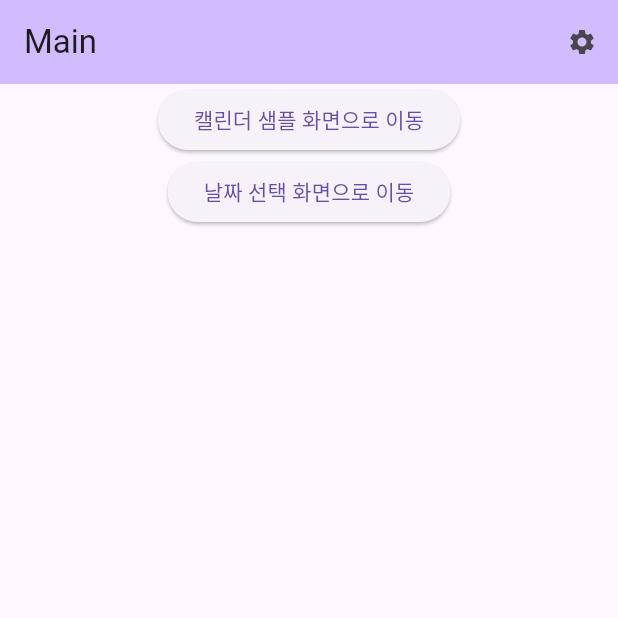
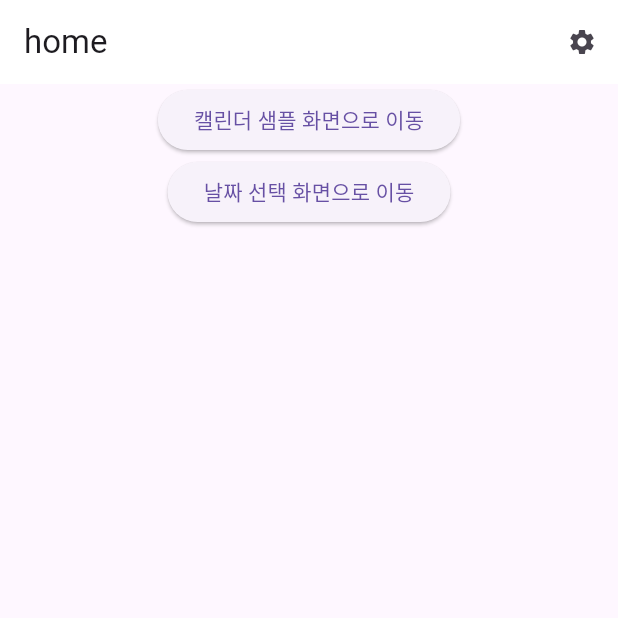
Before and after one commit to hatssue/client, a Flutter app: the screen it shows after launch, after a tap on the "settings" icon, on a phone screen of 412 x 824 dp, the top half of it. Run offline on Flutter 3.47's test engine with Material 3 defaults, Android fonts, the phone set to English and light mode, and no system bars; our stand-ins replace flutter_riverpod, go_router, riverpod_annotation, table_calendar.

Commit message:
feat: 테마 변경 테스트 완료

```diff
--- a/analysis_options.yaml
+++ b/analysis_options.yaml
@@ -26,3 +26,6 @@ linter:
 
 # Additional information about this file can be found at
 # https://dart.dev/guides/language/analysis-options
+analyzer:
+  plugins:
+    - custom_lint
--- a/lib/main.dart
+++ b/lib/main.dart
@@ -1,67 +1,23 @@
 import 'package:flutter/material.dart';
-import 'package:go_router/go_router.dart';
-import 'managers/router_manager.dart';
+import 'package:flutter_riverpod/flutter_riverpod.dart';
+import 'utils/custom_router.dart';
 
 void main() {
-  runApp(const MyApp());
+  runApp(
+    const ProviderScope(
+      child: MyApp(),
+    ),
+  );
 }
 
 class MyApp extends StatelessWidget {
   const MyApp({super.key});
 
-  // This widget is the root of your application.
   @override
   Widget build(BuildContext context) {
     return MaterialApp.router(
-      routerConfig: RouterManager.router,
+      routerConfig: CustomRouter.router,
       debugShowCheckedModeBanner: false,
     );
   }
 }
-
-// class MyHomePage extends StatefulWidget {
-//   const MyHomePage({
-//     super.key,
-//     required this.title,
-//   });
-
-//   final String title;
-
-//   @override
-//   State<MyHomePage> createState() => _MyHomePageState();
-// }
-
-// class _MyHomePageState extends State<MyHomePage> {
-//   @override
-//   Widget build(BuildContext context) {
-//     return Scaffold(
-//       appBar: AppBar(
-//         backgroundColor: Theme.of(context).colorScheme.inversePrimary,
-//         title: Text(widget.title),
-//       ),
-//       body: Center(
-//           child: Column(
-//         children: [
-//           ElevatedButton(
-//             onPressed: () {
-//               context.go('/newChallenge');
-//             },
-//             child: const Text("챌린지 입력 화면으로 이동"),
-//           ),
-//           ElevatedButton(
-//             onPressed: () {
-//               context.go('/calendarSample');
-//             },
-//             child: const Text("캘린더 샘플 화면으로 이동"),
-//           ),
-//           ElevatedButton(
-//             onPressed: () {
-//               context.go('/calendarView');
-//             },
-//             child: const Text("날짜 선택 화면으로 이동"),
-//           ),
-//         ],
-//       )),
-//     );
-//   }
-// }
--- a/lib/managers/theme_manager.dart
+++ /dev/null
@@ -1 +0,0 @@
-class ThemeManager {}
--- /dev/null
+++ b/lib/service/theme_service.dart
@@ -0,0 +1,24 @@
+import 'package:flutter/material.dart';
+import 'package:flutter_riverpod/flutter_riverpod.dart';
+import 'package:hatssue/theme/dark_theme.dart';
+import 'package:hatssue/theme/foundation/app_theme.dart';
+import 'package:hatssue/theme/light_theme.dart';
+import 'package:riverpod_annotation/riverpod_annotation.dart';
+
+final themeProvider =
+    NotifierProvider<ThemeService, AppTheme>(ThemeService.new);
+
+class ThemeService extends Notifier<AppTheme> {
+  @override
+  AppTheme build() => DarkTheme();
+
+  void toggleTheme() {
+    state = state.brightness == Brightness.dark ? LightTheme() : DarkTheme();
+  }
+}
+
+// buildContext에 추가
+// extension ThemeServiceExt on BuildContext {
+//   ThemeService get themeService => listen<ThemeService>();
+//   AppTheme get theme => themeService
+// }
--- a/lib/src/home/home_view.dart
+++ b/lib/src/home/home_view.dart
@@ -1,26 +1,34 @@
 import 'package:flutter/material.dart';
+import 'package:flutter_riverpod/flutter_riverpod.dart';
 import 'package:go_router/go_router.dart';
+import 'package:hatssue/service/theme_service.dart';
+import 'package:hatssue/theme/foundation/app_theme.dart';
 
-class Home extends StatefulWidget {
-  const Home({super.key, required this.title});
+class Home extends StatelessWidget {
+  const Home({
+    super.key,
+    required this.title,
+  });
 
   final String title;
 
   @override
-  State<Home> createState() => _HomeState();
-}
+  Widget build(BuildContext context) {
+    return Consumer(
+      builder: (context, ref, child) {
+        final AppTheme theme = ref.watch(themeProvider);
 
-class _HomeState extends State<Home> {
-  @override
-  Widget build(BuildContext context) {
         return Scaffold(
           appBar: AppBar(
-        backgroundColor: Theme.of(context).colorScheme.inversePrimary,
-        title: Text(widget.title),
+            backgroundColor: theme.color.surface,
+            title: Text(
+              title,
+            ),
             actions: [
               IconButton(
                 onPressed: () {
-              /// 일단 테마 변경
+                  /// 테마 변경
+                  ref.read(themeProvider.notifier).toggleTheme();
                 },
                 icon: const Icon(
                   Icons.settings,
@@ -48,5 +56,7 @@ class _HomeState extends State<Home> {
             ],
           )),
         );
+      },
+    );
   }
 }
--- a/lib/theme/dark_theme.dart
+++ b/lib/theme/dark_theme.dart
@@ -6,7 +6,7 @@ import 'package:hatssue/theme/res/typo.dart';
 class DarkTheme implements AppTheme {
   @override
   AppColor color = AppColor(
-    surface: Palette.primary01,
+    surface: Palette.primary02,
     // background: background,
     text: Palette.grey01,
     subtext: Palette.primary02,
--- a/lib/theme/light_theme.dart
+++ b/lib/theme/light_theme.dart
@@ -6,9 +6,9 @@ import 'package:hatssue/theme/res/typo.dart';
 class LightTheme implements AppTheme {
   @override
   AppColor color = AppColor(
-    surface: Palette.primary01,
+    surface: Palette.grey01,
     // background: background,
-    text: Palette.grey01,
+    text: Palette.primary02,
     subtext: Palette.primary02,
     // toastContainer: toastContainer,
     // onToastContainer: onToastContainer,
--- a/lib/managers/router_manager.dart
+++ b/lib/utils/custom_router.dart
@@ -6,11 +6,11 @@ import 'package:hatssue/src/samples/calendar_sample_view.dart';
 import 'package:hatssue/src/challenge/new_challenge_page.dart';
 import 'package:hatssue/src/challenge/new_challenge_notification_page.dart';
 
-class RouterManager {
+class CustomRouter {
   static GoRouter router = GoRouter(routes: [
     GoRoute(
       path: "/",
-      builder: (context, state) => const Home(title: "Main"),
+      builder: (context, state) => const Home(title: "home"),
     ),
     GoRoute(
       path: "/calendarView",
--- a/pubspec.yaml
+++ b/pubspec.yaml
@@ -53,6 +53,7 @@ dev_dependencies:
   riverpod_generator: ^2.4.0
   build_runner: ^2.4.11
   custom_lint: ^0.6.4
+  riverpod_lint: ^2.3.10
 
 # For information on the generic Dart part of this file, see the
 # following page: https://dart.dev/tools/pub/pubspec
```
Lines whose indentation alone changed are shown as unchanged.
